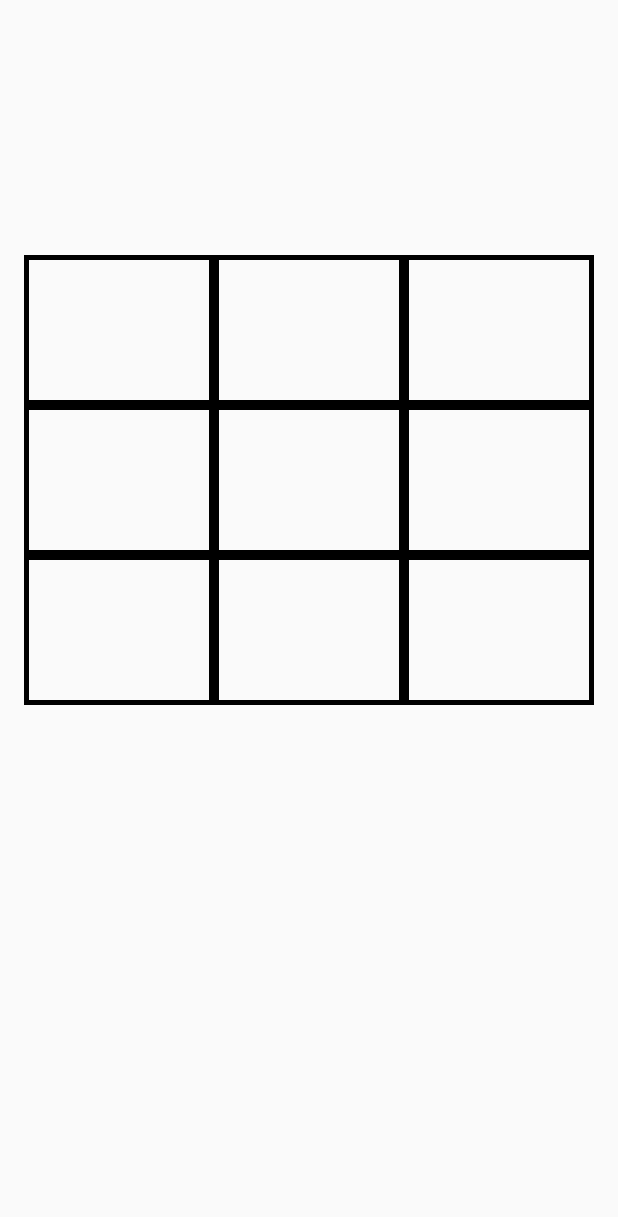
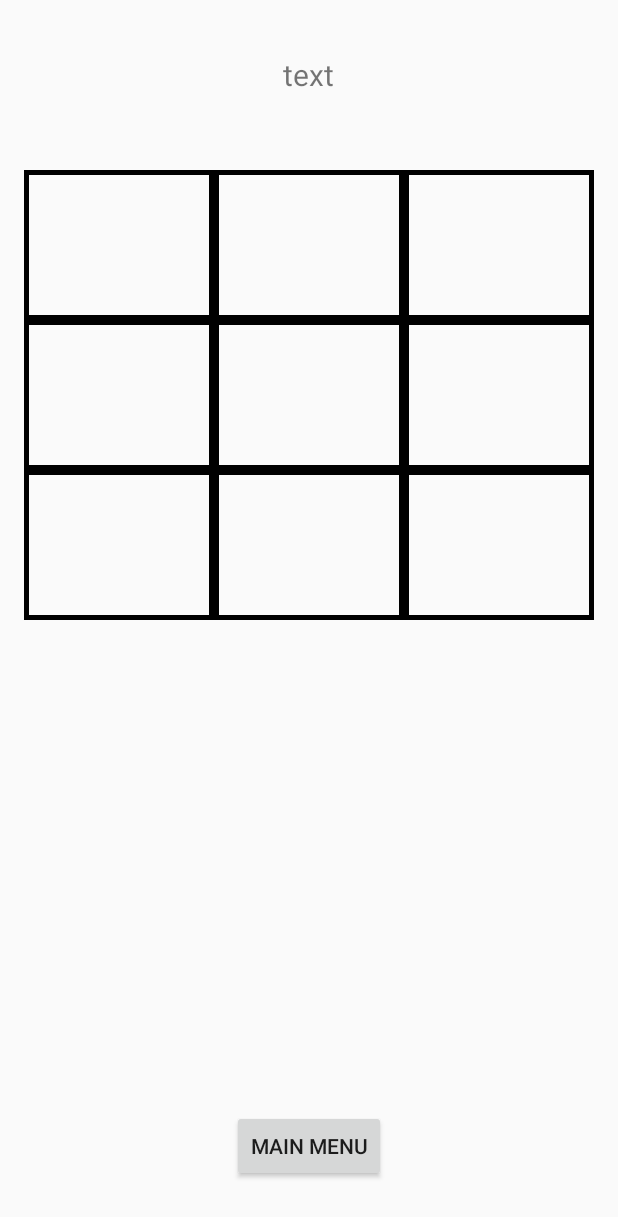
Before and after one commit to heatherhangtran/TicTacToe, an Android app: the layout activity_game.xml on its own in the app's theme, with its tools: preview values and no code run, on a phone screen of 412 x 824 dp. Shown: the top 1217 px of the screen. Run offline under Robolectric (Android 15) with nearby library versions, the phone set to English and light mode, and no system bars.

Commit message:
Adds Shared Preferences and Home Button.

```diff
--- a/app/src/main/res/layout/activity_game.xml
+++ b/app/src/main/res/layout/activity_game.xml
@@ -14,9 +14,11 @@
         android:id="@+id/game_message_text"
         android:layout_width="wrap_content"
         android:layout_height="wrap_content"
-        android:textSize="40sp"
+        android:textSize="20sp"
         android:layout_centerHorizontal="true"
-        android:paddingBottom="100dp" />
+        android:paddingBottom="50dp"
+        android:text="text"
+        android:layout_marginTop="20dp"/>
 
     <GridLayout
         android:layout_width="match_parent"
@@ -152,4 +154,13 @@
             android:onClick="buttonOnClick"/>
 
     </GridLayout>
+
+    <Button
+        android:layout_width="wrap_content"
+        android:layout_height="wrap_content"
+        android:text="Main Menu"
+        android:id="@+id/mainMenuButton"
+        android:layout_alignParentBottom="true"
+        android:layout_centerHorizontal="true"
+        android:layout_marginBottom="20dp"/>
 </RelativeLayout>
```
Also changed, not shown: app/src/main/java/ly/generalassemb/drewmahrt/tictactoe/GameActivity.java (+74 -47 lines), app/src/main/java/ly/generalassemb/drewmahrt/tictactoe/MainActivity.java (+31 -3 lines).
